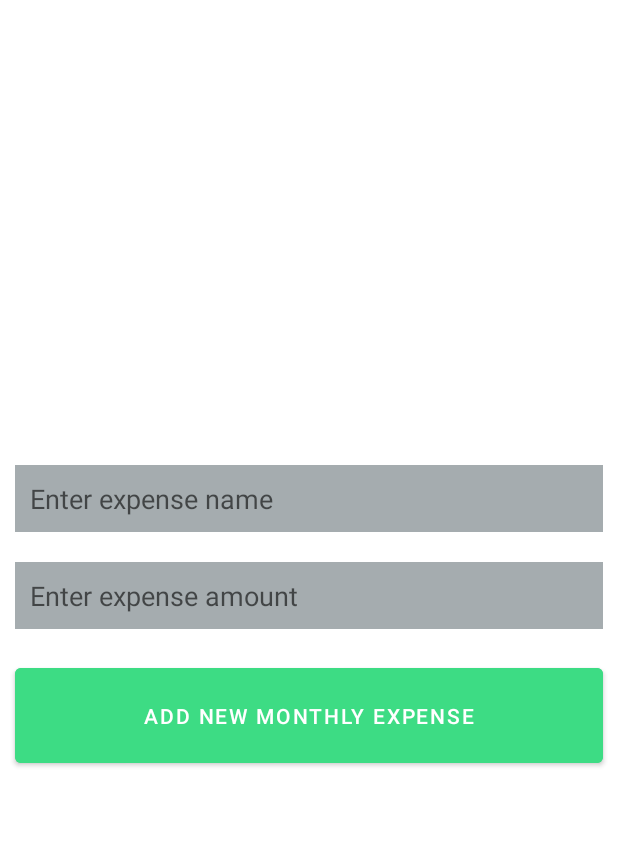
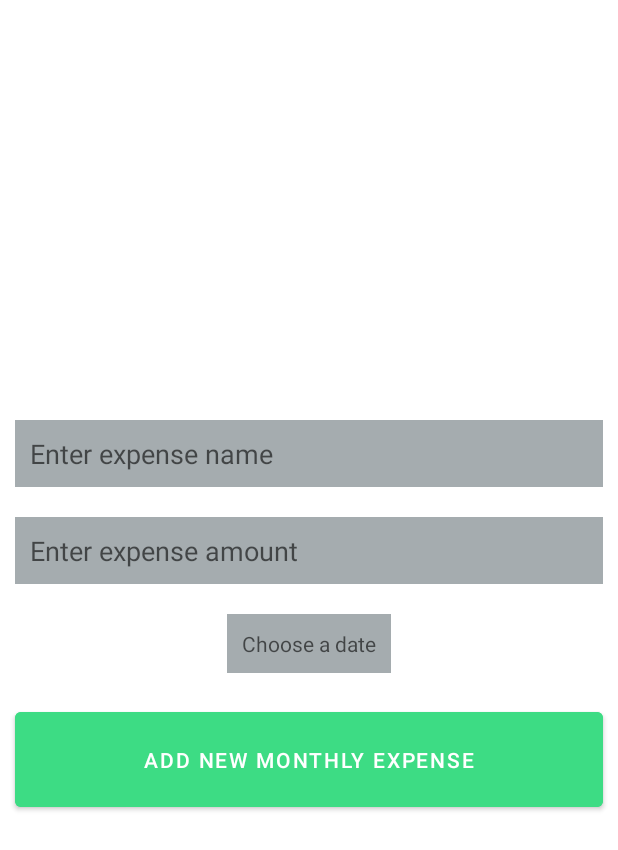
Before and after one commit to LRE323/monthly-expenses-tracker, an Android app: the screen it shows after launch (AddExpenseActivity), after a tap on an icon or button, on a phone screen of 412 x 824 dp. Shown: the top 850 px of the screen. Run offline under Robolectric (Android 15) with nearby library versions, the phone set to English and light mode, and no system bars.

Commit message:
Implemented DatePickerDialog and others

```diff
--- a/app/build.gradle
+++ b/app/build.gradle
@@ -8,7 +8,7 @@ android {
 
     defaultConfig {
         applicationId "com.example.monthlyexpensestracker"
-        minSdkVersion 21
+        minSdkVersion 24
         targetSdkVersion 30
         versionCode 1
         versionName "1.0"
--- a/app/src/main/java/com/example/monthlyexpensestracker/AddExpenseActivity.java
+++ b/app/src/main/java/com/example/monthlyexpensestracker/AddExpenseActivity.java
@@ -1,5 +1,6 @@
 package com.example.monthlyexpensestracker;
 
+import android.app.DatePickerDialog;
 import android.os.Bundle;
 
 import com.google.android.material.floatingactionbutton.FloatingActionButton;
@@ -7,19 +8,59 @@ import com.google.android.material.snackbar.Snackbar;
 
 import androidx.appcompat.app.AppCompatActivity;
 import androidx.appcompat.widget.Toolbar;
+import androidx.fragment.app.DialogFragment;
+import androidx.fragment.app.FragmentActivity;
 
 import android.view.View;
+import android.widget.DatePicker;
+import android.widget.TextView;
 import android.widget.Toast;
 
-public class AddExpenseActivity extends AppCompatActivity {
+import java.text.DateFormat;
+import java.util.Calendar;
+import java.util.LinkedList;
+
+public class AddExpenseActivity extends AppCompatActivity implements DatePickerDialog.OnDateSetListener {
+    public TextView expenseDateInputTextView;
 
     @Override
     protected void onCreate(Bundle savedInstanceState) {
         super.onCreate(savedInstanceState);
         setContentView(R.layout.activity_add_expense);
+
+        // Create the expenseDateInputTextView object.
+        expenseDateInputTextView = findViewById(R.id.expenseDateInputTextView);
     }
 
-    public void testAdd(View view) {
+    public void addNewExpense(View view) {
         Toast.makeText(this, "TEST ADD", Toast.LENGTH_SHORT).show();
+        // TODO: Create a new expense and add it to the LinkedList expenses in MainActivity.
+    }
+
+    public void openDatePickerDialog(View view) {
+
+        // Create a new DialogFragment object.
+        DialogFragment dialogFragment = new DatePickerFragment();
+
+        // Display the dialog, adding the fragment to the given FragmentManager.
+        dialogFragment.show(getSupportFragmentManager(), "datePicker");
+    }
+
+    @Override
+    // This method will set the text of expenseDateTextView to the date chosen by the user.
+    public void onDateSet(DatePicker view, int year, int month, int dayOfMonth) {
+
+        // Use the parameters passed (year, month, & dayOfMonth) to create a new Calendar object.
+        Calendar calendar = Calendar.getInstance();     // getInstance() - Gets a calender using the default time and locale.
+        calendar.set(year, month, dayOfMonth);     // Sets the Calendar time to the passed parameters.
+
+        // Create a new DateFormat object.
+        DateFormat dateFormat = DateFormat.getDateInstance(DateFormat.LONG);     // getDateInstance() - Gets the normal date format for that country.
+
+        // Create a String variable that holds the date selected by the user.
+        String dateSelected = dateFormat.format( calendar.getTime() );
+
+        // Set the text of expenseDateInputTextView to dateSelected.
+        expenseDateInputTextView.setText(dateSelected);
     }
 }
--- a/app/src/main/java/com/example/monthlyexpensestracker/Expense.java
+++ b/app/src/main/java/com/example/monthlyexpensestracker/Expense.java
@@ -1,14 +1,21 @@
 package com.example.monthlyexpensestracker;
+
+
+import android.icu.util.Calendar;
+
+import java.text.DateFormat;
+import java.text.SimpleDateFormat;
 
 public class Expense {
     private String expenseName;
     private double expenseAmount;
-    // TODO: Create an instance variable for expenseDate.
+    private Calendar expenseDate;
 
 
-    public Expense(String expenseName, double expenseAmount) {
+    public Expense(String expenseName, double expenseAmount, Calendar expenseDate) {
         this.expenseName = expenseName;
         this.expenseAmount = expenseAmount;
+        this.expenseDate = expenseDate;
     }
 
     public String getExpenseName() {
@@ -19,4 +26,10 @@ public class Expense {
         return this.expenseAmount;
     }
 
+    public String getExpenseDateString() {
+        DateFormat dateFormat = DateFormat.getDateInstance(DateFormat.LONG);
+        String expenseDateString = dateFormat.format( this.expenseDate.getTime() );
+        return expenseDateString;
+    }
+
 }
--- a/app/src/main/java/com/example/monthlyexpensestracker/MainActivity.java
+++ b/app/src/main/java/com/example/monthlyexpensestracker/MainActivity.java
@@ -9,6 +9,7 @@ import android.os.Bundle;
 import android.view.View;
 import android.widget.TextView;
 
+import android.icu.util.Calendar;
 import java.util.LinkedList;
 
 public class MainActivity extends AppCompatActivity {
@@ -50,7 +51,7 @@ public class MainActivity extends AppCompatActivity {
     }
 
     //Starts AddExpenseActivity
-    public void testFabClick(View view) {
+    public void openAddNewExpenseActivity(View view) {
         //Create a new intent
         Intent intent = new Intent(this, AddExpenseActivity.class);
         // Start the activity.
@@ -59,15 +60,24 @@ public class MainActivity extends AppCompatActivity {
 
     // Create and adds dummy expenses to the LinkedList expenses.
     private void addDummyExpenses() {
+
         // Dummy expenseAmount that will be modified for each Expense.
         double expenseAmount = 5;
-        for (int i = 0; i < 15; i++) {
+
+        // Create a dummy Calendar expenseDate. Used for every expense created.
+        Calendar calendar = Calendar.getInstance();
+
+        for (int i = 0; i < 4; i++) {
+
             // Create a new dummy Expense.
-            Expense newExpense = new Expense("Expense " + i, expenseAmount);
+            Expense newExpense = new Expense("Expense " + i, expenseAmount, calendar);
+
             // Get the name of the newly created Expense.
             String expenseName = newExpense.getExpenseName();
+
             // Add the newly created dummy Expense to the LinkedList expenses.
             expenses.add(newExpense);
+
             // Modify double expenseAmount.
             expenseAmount += 5;
         }
--- a/app/src/main/java/com/example/monthlyexpensestracker/RecyclerViewAdapter.java
+++ b/app/src/main/java/com/example/monthlyexpensestracker/RecyclerViewAdapter.java
@@ -1,6 +1,7 @@
 package com.example.monthlyexpensestracker;
 
 import android.content.Context;
+import android.icu.util.Calendar;
 import android.view.LayoutInflater;
 import android.view.View;
 import android.view.ViewGroup;
@@ -41,17 +42,19 @@ public class RecyclerViewAdapter extends RecyclerView.Adapter<RecyclerViewAdapte
     @Override
     // The onBindViewHolder() method connects your data to the view holder.
     public void onBindViewHolder(@NonNull ViewHolder viewHolder, int position) {
-        // Get the current Expense object .
+
+        // Get the current Expense object.
         Expense currentExpense = expenses.get(position);
-        // Get the expense name and expense amount of currentExpense.
+
+        // Get the expense name, expense amount, and expense date of currentExpense.
         String currentExpenseName = currentExpense.getExpenseName();
         double currentExpenseAmount = currentExpense.getExpenseAmount();
-        // TODO: Get the expense date
+        String currentExpenseDate = currentExpense.getExpenseDateString();
 
         //Set the text for expenseNameTextView, expenseAmountTextView, and expenseDateTextView
         viewHolder.expenseNameTextView.setText(currentExpenseName);
         viewHolder.expenseAmountTextView.setText("$" + String.valueOf(currentExpenseAmount));
-        // TODO: Set the text for expenseDateTextView
+        viewHolder.expenseDateTextView.setText(currentExpenseDate);
     }
 
     @Override
--- a/app/src/main/res/layout/activity_add_expense.xml
+++ b/app/src/main/res/layout/activity_add_expense.xml
@@ -37,13 +37,24 @@
             android:inputType="numberDecimal"
             android:padding="10dp" />
 
+        <TextView
+            android:layout_gravity="center"
+            android:id="@+id/expenseDateInputTextView"
+            android:layout_width="wrap_content"
+            android:layout_height="wrap_content"
+            android:layout_margin="10dp"
+            android:background="@color/dodger_silver"
+            android:hint="Choose a date"
+            android:onClick="openDatePickerDialog"
+            android:padding="10dp" />
+
         <Button
             android:id="@+id/addExpenseButton"
             android:layout_width="match_parent"
             android:layout_height="75dp"
             android:layout_margin="10dp"
             android:backgroundTint="@color/android_green"
-            android:onClick="testAdd"
+            android:onClick="addNewExpense"
             android:text="Add new monthly expense" />
     </LinearLayout>
 
--- a/app/src/main/res/layout/activity_main.xml
+++ b/app/src/main/res/layout/activity_main.xml
@@ -13,7 +13,7 @@
         android:layout_marginEnd="12dp"
         android:layout_marginBottom="12dp"
         android:clickable="true"
-        android:onClick="testFabClick"
+        android:onClick="openAddNewExpenseActivity"
         app:backgroundTint="@color/android_green"
         app:layout_constraintBottom_toBottomOf="parent"
         app:layout_constraintEnd_toEndOf="parent"
```
Also changed, not shown: app/src/main/java/com/example/monthlyexpensestracker/DatePickerFragment.java (added, +38 -0 lines).
